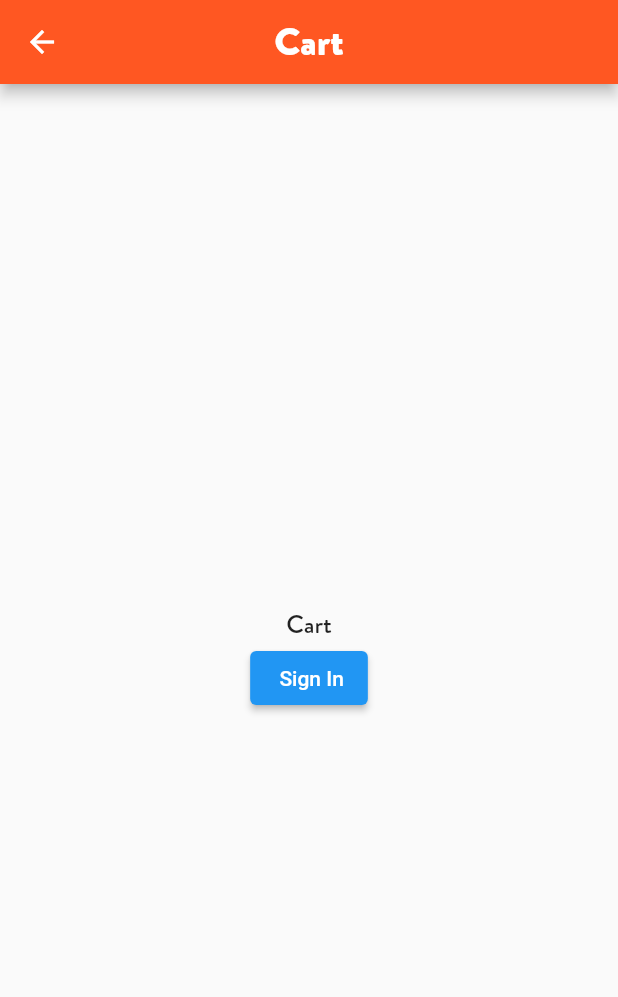
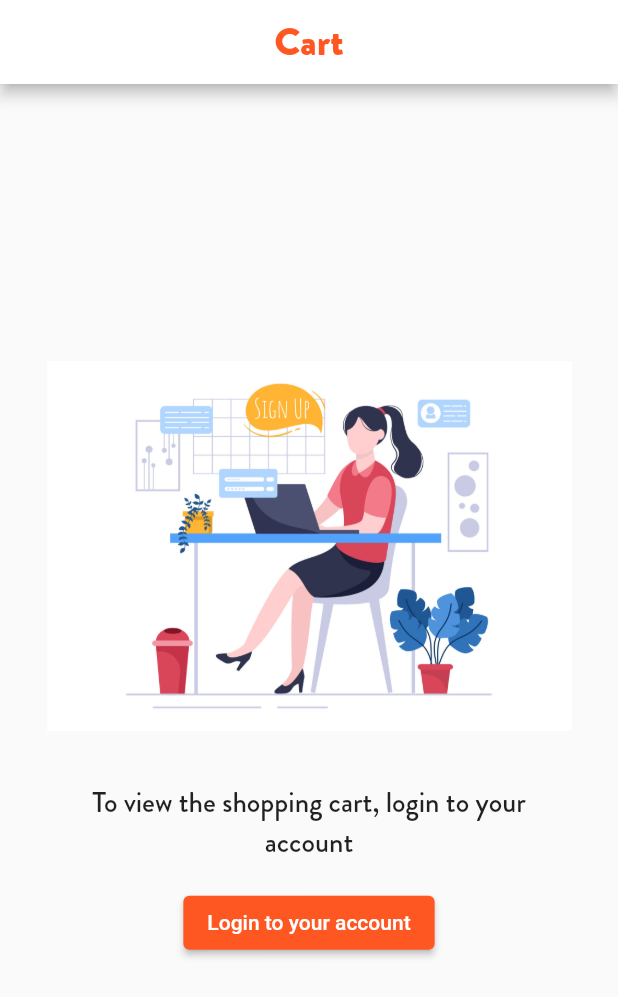
Before and after one commit to Fsaberi140/shef, a Flutter app: the CartScreen screen opened by its route, on a phone screen of 412 x 824 dp. Shown: the top 997 px of the screen. Run offline on Flutter 3.47's test engine with Material 2 defaults, Android fonts, the phone set to English and light mode, and no system bars; our stand-ins replace accordion, bloc, cached_network_image, dio, dotted_border, dropdown_button2 and 6 more; accounts and stored records are empty; generated files the repository leaves out were written again; network calls fail.

Commit message:
create emptyState and change some pages

```diff
--- a/lib/data/cart_item.dart
+++ b/lib/data/cart_item.dart
@@ -4,6 +4,7 @@ class CartItemEntity {
   final ProductEntity product;
   final int id;
   final int count;
+  bool deleteItemLoading = false;
 
   CartItemEntity(this.product, this.id, this.count);
 
--- a/lib/l10n/app_en.arb
+++ b/lib/l10n/app_en.arb
@@ -192,7 +192,7 @@
     "biscuit": "biscuit",
     "salt": "salt",
     "recipes": "Recipes",
-    "logOut": "Log Out",
+    "signout": "Sign Out",
     "refresh": "Refresh",
     "sweets": "Sweets",
     "view": "view all",
@@ -200,6 +200,8 @@
     "register": "Register a Comment",
     "current": "current cart state is not valid",
     "cart": "Cart",
-    "account" : "Login to your account"
+    "shopping": "To view the shopping cart, login to your account",
+    "account" : "Login to your account",
+    "empty": "Your cart is empty"
 
 }
--- a/lib/layout/userProfile.dart
+++ b/lib/layout/userProfile.dart
@@ -209,7 +209,9 @@ class _UserProfileState extends State<UserProfile> {
                     size: 30,
                   ),
                   Text(
-                    AppLocalizations.of(context)!.login,
+                    AppLocalizations.of(context)!.login
+                    // signOut
+                    ,
                     style:
                         themeData.textTheme.subtitle1!.copyWith(fontSize: 18),
                   ),
--- a/lib/main.dart
+++ b/lib/main.dart
@@ -106,6 +106,10 @@ class MyApp extends StatelessWidget {
       ],
       locale: const Locale('en'),
       theme: ThemeData(
+        appBarTheme: AppBarTheme(
+          backgroundColor: themeData.primaryColor,
+          foregroundColor: Colors.white
+        ),
         primaryColor: Colors.deepOrange,
         inputDecorationTheme: InputDecorationTheme(
           focusedBorder: OutlineInputBorder(
@@ -156,7 +160,7 @@ class MyApp extends StatelessWidget {
           caption: TextStyle(fontFamily: defaultFontFamily, fontSize: 15),
         ),
       ),
-      home:  OrdersScreen(),
+      home:  RootScreen(),
     );
   }
 }
--- a/lib/pages/cart/bloc/cart_bloc.dart
+++ b/lib/pages/cart/bloc/cart_bloc.dart
@@ -18,16 +18,59 @@ class CartBloc extends Bloc<CartEvent, CartState> {
         final authInfo = event.authInfo;
         if (authInfo == null || authInfo.accessToken.isEmpty) {
           emit(CartAuthRequired());
-        } else {
+        }
+        else {
           try {
             emit(CartLoading());
             final result = await cartRepository.getAll();
-            emit(CartSuccess(result));
+            if (result.cartItems.isEmpty) {
+              emit(CartEmpty());
+            } else {
+              emit(CartSuccess(result));
+            }
           } catch (e) {
             emit(CartError(AppException()));
           }
         }
-      } else if (event is CartDeleteButton) {}
+      } else if (event is CartDeleteButtonClicked) {
+        try {
+          if (state is CartSuccess) {
+            final successState = (state as CartSuccess);
+            final cartItem = successState.cartResponse.cartItems
+                .firstWhere((element) => element.id == event.cartItemId);
+            cartItem.deleteItemLoading = true;
+            emit(successState);
+          }
+
+          await cartRepository.delete(event.cartItemId);
+          if (state is CartSuccess) {
+            final successState = (state as CartSuccess);
+            successState.cartResponse.cartItems
+                .removeWhere((element) => element.id == event.cartItemId);
+            emit(successState);
+          }
+
+        } catch (e) {
+
+
+        }
+      }
+      else if (event is CartAuthInfoChanged) {
+        if (event.authInfo == null || event.authInfo!.accessToken.isEmpty) {
+          emit(CartAuthRequired());
+        }
+        else {
+          if (state is CartAuthRequired) {
+            try {
+              emit(CartLoading());
+              final result = await cartRepository.getAll();
+              emit(CartSuccess(result));
+            } catch (e) {
+              emit(CartError(AppException()));
+            }
+          }
+        }
+      }
     });
   }
 }
--- a/lib/pages/cart/bloc/cart_event.dart
+++ b/lib/pages/cart/bloc/cart_event.dart
@@ -14,11 +14,17 @@ final AuthInfo? authInfo;
   const CartStarted(this.authInfo);
 }
 
-class CartDeleteButton extends CartEvent{
+class CartDeleteButtonClicked extends CartEvent{
   final int cartItemId;
 
-  const CartDeleteButton(this.cartItemId);
+  const CartDeleteButtonClicked(this.cartItemId);
 
   @override
   List<Object> get props=> [cartItemId];
 }
+
+class CartAuthInfoChanged extends CartEvent{
+  final AuthInfo? authInfo;
+
+  const CartAuthInfoChanged(this.authInfo);
+}
--- a/lib/pages/cart/bloc/cart_state.dart
+++ b/lib/pages/cart/bloc/cart_state.dart
@@ -25,6 +25,8 @@ class CartError extends CartState {
   const CartError(this.exception);
 }
 
+class CartEmpty extends CartState{}
+
 class CartAuthRequired extends CartState{
 
 }
--- a/lib/pages/cart/cart.dart
+++ b/lib/pages/cart/cart.dart
@@ -1,11 +1,13 @@
 import 'package:flutter/material.dart';
 import 'package:flutter_bloc/flutter_bloc.dart';
 import 'package:sheff_new/common/utils.dart';
+import 'package:sheff_new/data/cart_item.dart';
 import 'package:sheff_new/data/repo/cart_repository.dart';
 import 'package:sheff_new/pages/auth/auth.dart';
 import 'package:sheff_new/pages/cart/bloc/cart_bloc.dart';
 import 'package:flutter_gen/gen_l10n/app_localizations.dart';
 import 'package:sheff_new/pages/image.dart';
+import 'package:sheff_new/widgets/empty_state.dart';
 
 import '../../data/repo/auth_repository.dart';
 
@@ -17,9 +19,24 @@ class CartScreen extends StatefulWidget {
 }
 
 class _CartScreenState extends State<CartScreen> {
+  CartBloc? cartBloc;
+
   @override
   void initState() {
     super.initState();
+    AuthRepository.authChangeNotifier.addListener(authChangeNotifierListener);
+  }
+
+  void authChangeNotifierListener() {
+    cartBloc?.add(CartAuthInfoChanged(AuthRepository.authChangeNotifier.value));
+  }
+
+  @override
+  void dispose() {
+    AuthRepository.authChangeNotifier
+        .removeListener(authChangeNotifierListener);
+    cartBloc?.close();
+    super.dispose();
   }
 
   @override
@@ -28,17 +45,18 @@ class _CartScreenState extends State<CartScreen> {
 
     return Scaffold(
       appBar: AppBar(
-        backgroundColor: themeData.primaryColor,
+        backgroundColor: Colors.white,
         centerTitle: true,
         title: Text(
           AppLocalizations.of(context)!.cart,
-          style: themeData.textTheme.headline5!
-              .copyWith(fontWeight: FontWeight.w500),
+          style: themeData.textTheme.headline5!.copyWith(
+              fontWeight: FontWeight.w500, color: themeData.primaryColor),
         ),
       ),
       body: BlocProvider<CartBloc>(
         create: (context) {
           final bloc = CartBloc(cartRepository);
+          cartBloc = bloc;
           bloc.add(CartStarted(AuthRepository.authChangeNotifier.value));
           return bloc;
         },
@@ -47,92 +65,44 @@ class _CartScreenState extends State<CartScreen> {
           if (state is CartLoading) {
             return Center(
                 child: CircularProgressIndicator(
-                  color: themeData.primaryColor,
-                ));
+              color: themeData.primaryColor,
+            ));
           } else if (state is CartSuccess) {
             return ListView.builder(
               itemBuilder: (context, index) {
                 final data = state.cartResponse.cartItems[index];
-                return Container(
-                  margin: const EdgeInsets.all(10),
-                  decoration: BoxDecoration(
-                      borderRadius: BorderRadius.circular(5),
-                      boxShadow: const [
-                        BoxShadow(
-                          color: Color(0xFFFBE9E7),
-                          blurRadius: 2,
-                        )
-                      ]),
-                  child: Padding(
-                    padding: const EdgeInsets.all(8.0),
-                    child: Column(
-                      children: [
-                        Row(
-                          children: [
-                            SizedBox(
-                              width: 90,
-                              height: 90,
-                              child: Padding(
-                                padding: const EdgeInsets.all(8.0),
-                                child: ImageLoadingService(
-                                  imageUrl: data.product.imageUrl,
-                                  borderRadius: BorderRadius.circular(5),
-                                ),
-                              ),
-                            ),
-                            Expanded(
-                              child: Padding(
-                                padding: const EdgeInsets.all(8.0),
-                                child: Text(data.product.title),
-                              ),
-                            ),
-                          ],
-                        ),
-                        Row(
-                          mainAxisAlignment: MainAxisAlignment.spaceBetween,
-                          children: [
-                            Row(
-                              children: [
-                                IconButton(
-                                    onPressed: () {},
-                                    icon: const Icon(
-                                        Icons.add_circle_outline_outlined)),
-                                Text(data.count.toString()),
-                                IconButton(
-                                    onPressed: () {},
-                                    icon: const Icon(
-                                        Icons.remove_circle_outline_outlined)),
-                              ],
-                            ),
-                            Text(data.product.price.withPriceLabel),
-                          ],
-                        )
-                      ],
-                    ),
-                  ),
-                );
+                return CartItem(data: data);
               },
               itemCount: state.cartResponse.cartItems.length,
             );
           } else if (state is CartError) {
             return Center(child: Text(state.exception.message));
           } else if (state is CartAuthRequired) {
-            return SizedBox(
-              width: MediaQuery.of(context).size.width,
-              child: Column(
-                mainAxisAlignment:MainAxisAlignment.center,
-                crossAxisAlignment: CrossAxisAlignment.center,
-                children: [
-                  Text(AppLocalizations.of(context)!.cart),
-                  ElevatedButton(onPressed: () {
-                    Navigator.of(context).push(MaterialPageRoute(builder: (
-                        context) => const AuthScreen()));
-                  }, child: Text(AppLocalizations.of(context)!.login))
-                ],
+            return EmptyView(
+              message: AppLocalizations.of(context)!.shopping,
+              callToAction: ElevatedButton(
+                onPressed: () {
+                  Navigator.of(context).push(MaterialPageRoute(
+                      builder: (context) => const AuthScreen()));
+                },
+                child: Text(AppLocalizations.of(context)!.account),
+                style:
+                    ElevatedButton.styleFrom(primary: themeData.primaryColor),
+              ),
+              image: Image.asset(
+                'assets/img/empty/login-1.jpg',
+                width: 350,
               ),
             );
-          }
-          else {
+          } else if (state is CartEmpty) {
+            return EmptyView(
+              message: AppLocalizations.of(context)!.empty,
+              image: Image.asset(
+                'assets/img/empty/cart-empty.png',
+                width: 350,
+              ),
+            );
+          } else {
             throw Exception(AppLocalizations.of(context)!.current);
           }
         }),
--- /dev/null
+++ b/lib/widgets/empty_state.dart
@@ -0,0 +1,36 @@
+import 'package:flutter/cupertino.dart';
+import 'package:flutter/material.dart';
+
+class EmptyView extends StatelessWidget {
+  final String message;
+  final Widget? callToAction;
+  final Widget image;
+
+  const EmptyView(
+      {Key? key, required this.message, this.callToAction, required this.image})
+      : super(key: key);
+
+  @override
+  Widget build(BuildContext context) {
+    final ThemeData themeData = Theme.of(context);
+    return SizedBox(
+      width: MediaQuery.of(context).size.width,
+      child: Column(
+        mainAxisAlignment: MainAxisAlignment.center,
+        crossAxisAlignment: CrossAxisAlignment.center,
+        children: [
+          image,
+          Padding(
+            padding: const EdgeInsets.fromLTRB(52, 34, 52, 16),
+            child: Text(
+              message,
+              style: themeData.textTheme.subtitle1,
+              textAlign: TextAlign.center,
+            ),
+          ),
+          if (callToAction != null) callToAction!
+        ],
+      ),
+    );
+  }
+}
--- a/pubspec.yaml
+++ b/pubspec.yaml
@@ -82,6 +82,8 @@ flutter:
 
     - assets/img/foodData/
 
+    - assets/img/empty/
+
     - assets/img/chefData/
 
     - assets/img/types/
```
Also changed, not shown: lib/pages/root.dart (+11 -1 lines), assets/img/empty/cart-empty-1.png (added), assets/img/empty/cart_empty.png (added), assets/img/empty/cart_empty2.png (added), assets/img/empty/login-1.jpg (added), assets/img/empty/login.png (added).
